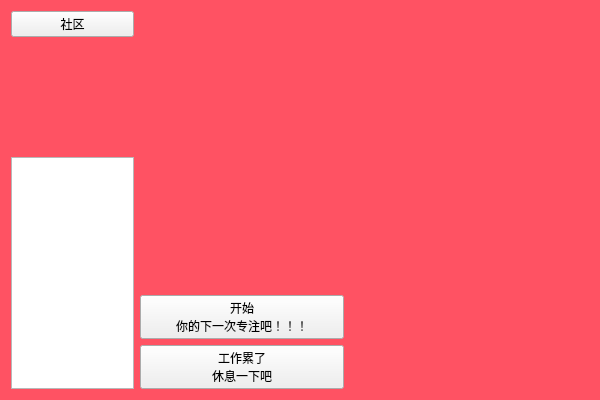
First picture: the form in pomodoro.ui, repository yeteye/Software_Engineering_ClassWork, before the edit.
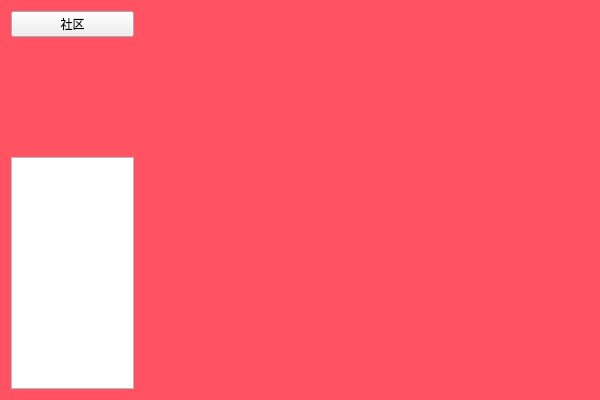
Second picture: the form after the edit. Icons and pictures are not drawn. Custom widgets are drawn as their Qt base class.

Commit message: main window

Diff of the .ui file:
```diff
--- a/pomodoro.ui
+++ b/pomodoro.ui
@@ -67,7 +67,7 @@
     </layout>
    </item>
    <item>
-    <layout class="QVBoxLayout" name="verticalLayout_3" stretch="4,2">
+    <layout class="QVBoxLayout" name="verticalLayout_3" stretch="4">
      <item>
       <layout class="QVBoxLayout" name="verticalLayout_5">
        <item>
@@ -79,26 +79,6 @@
        </item>
       </layout>
      </item>
-     <item>
-      <layout class="QVBoxLayout" name="verticalLayout_4">
-       <item>
-        <widget class="QPushButton" name="pushButton_2">
-         <property name="text">
-          <string>开始
-你的下一次专注吧！！！</string>
-         </property>
-        </widget>
-       </item>
-       <item>
-        <widget class="QPushButton" name="relaxButton">
-         <property name="text">
-          <string>工作累了
-休息一下吧</string>
-         </property>
-        </widget>
-       </item>
-      </layout>
-     </item>
     </layout>
    </item>
    <item>
@@ -110,6 +90,14 @@
    </item>
   </layout>
  </widget>
+ <customwidgets>
+  <customwidget>
+   <class>CountdownWidget</class>
+   <extends>QWidget</extends>
+   <header>countdownwidget.h</header>
+   <container>1</container>
+  </customwidget>
+ </customwidgets>
  <resources/>
  <connections/>
 </ui>
```
Left out of the diff: 3 changed lines with no effect on the pictures. The commit also changes 1 other file.
